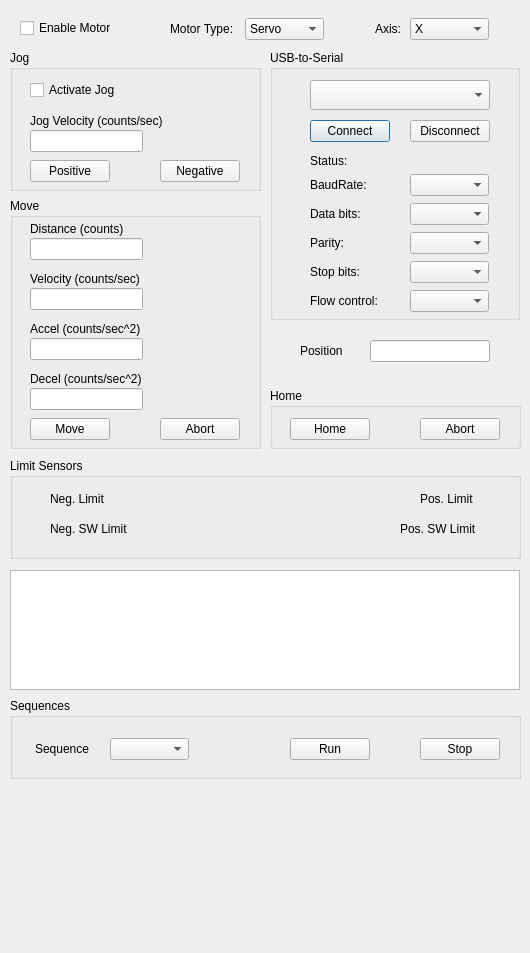
Qt form MotionClient.ui (bobe-kui/MotionClient) before a commit.
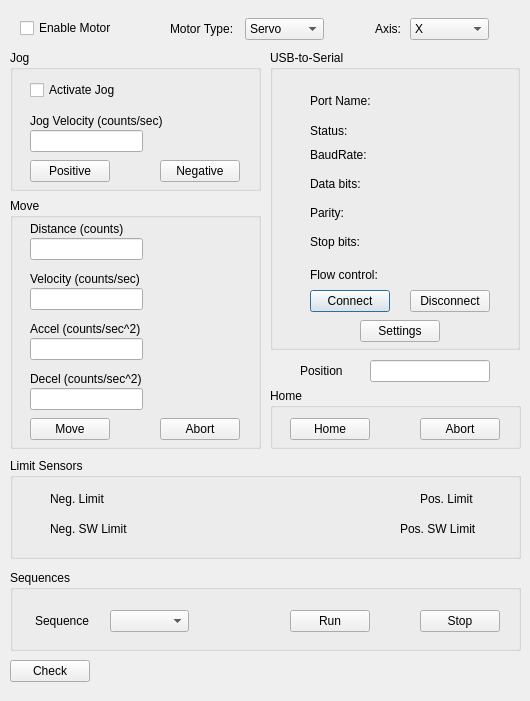
The same form after that commit.

Commit message: Settings window added - needs to be connected to main window

The edit to the form file:
```diff
--- a/MotionClient.ui
+++ b/MotionClient.ui
@@ -7,7 +7,7 @@
     <x>0</x>
     <y>0</y>
     <width>530</width>
-    <height>953</height>
+    <height>701</height>
    </rect>
   </property>
   <property name="windowTitle">
@@ -25,7 +25,7 @@
      <x>270</x>
      <y>50</y>
      <width>250</width>
-     <height>270</height>
+     <height>300</height>
     </rect>
    </property>
    <property name="title">
@@ -35,7 +35,7 @@
     <property name="geometry">
      <rect>
       <x>40</x>
-      <y>70</y>
+      <y>240</y>
       <width>80</width>
       <height>22</height>
      </rect>
@@ -48,7 +48,7 @@
     <property name="geometry">
      <rect>
       <x>140</x>
-      <y>70</y>
+      <y>240</y>
       <width>80</width>
       <height>22</height>
      </rect>
@@ -57,75 +57,25 @@
      <string>Disconnect</string>
     </property>
    </widget>
-   <widget class="QComboBox" name="ComboBox_SerialPort">
-    <property name="geometry">
-     <rect>
-      <x>40</x>
-      <y>30</y>
-      <width>180</width>
-      <height>30</height>
-     </rect>
-    </property>
-   </widget>
    <widget class="QLabel" name="flowControlLabel">
     <property name="geometry">
      <rect>
       <x>40</x>
-      <y>240</y>
-      <width>77</width>
-      <height>22</height>
+      <y>210</y>
+      <width>180</width>
+      <height>30</height>
      </rect>
     </property>
     <property name="text">
      <string>Flow control:</string>
     </property>
    </widget>
-   <widget class="QComboBox" name="baudRateBox">
-    <property name="geometry">
-     <rect>
-      <x>140</x>
-      <y>124</y>
-      <width>79</width>
-      <height>22</height>
-     </rect>
-    </property>
-   </widget>
-   <widget class="QComboBox" name="dataBitsBox">
-    <property name="geometry">
-     <rect>
-      <x>140</x>
-      <y>153</y>
-      <width>79</width>
-      <height>22</height>
-     </rect>
-    </property>
-   </widget>
-   <widget class="QComboBox" name="flowControlBox">
-    <property name="geometry">
-     <rect>
-      <x>140</x>
-      <y>240</y>
-      <width>79</width>
-      <height>22</height>
-     </rect>
-    </property>
-   </widget>
-   <widget class="QComboBox" name="parityBox">
-    <property name="geometry">
-     <rect>
-      <x>140</x>
-      <y>182</y>
-      <width>79</width>
-      <height>22</height>
-     </rect>
-    </property>
-   </widget>
    <widget class="QLabel" name="dataBitsLabel">
     <property name="geometry">
      <rect>
       <x>40</x>
-      <y>153</y>
-      <width>77</width>
+      <y>123</y>
+      <width>180</width>
       <height>22</height>
      </rect>
     </property>
@@ -137,8 +87,8 @@
     <property name="geometry">
      <rect>
       <x>40</x>
-      <y>211</y>
-      <width>77</width>
+      <y>181</y>
+      <width>180</width>
       <height>22</height>
      </rect>
     </property>
@@ -146,22 +96,12 @@
      <string>Stop bits:</string>
     </property>
    </widget>
-   <widget class="QComboBox" name="stopBitsBox">
-    <property name="geometry">
-     <rect>
-      <x>140</x>
-      <y>211</y>
-      <width>79</width>
-      <height>22</height>
-     </rect>
-    </property>
-   </widget>
    <widget class="QLabel" name="parityLabel">
     <property name="geometry">
      <rect>
       <x>40</x>
-      <y>182</y>
-      <width>77</width>
+      <y>152</y>
+      <width>180</width>
       <height>22</height>
      </rect>
     </property>
@@ -173,8 +113,8 @@
     <property name="geometry">
      <rect>
       <x>40</x>
-      <y>124</y>
-      <width>77</width>
+      <y>94</y>
+      <width>180</width>
       <height>22</height>
      </rect>
     </property>
@@ -186,7 +126,7 @@
     <property name="geometry">
      <rect>
       <x>40</x>
-      <y>100</y>
+      <y>70</y>
       <width>180</width>
       <height>22</height>
      </rect>
@@ -195,6 +135,32 @@
      <string>Status:</string>
     </property>
    </widget>
+   <widget class="QPushButton" name="settingsButton">
+    <property name="geometry">
+     <rect>
+      <x>90</x>
+      <y>270</y>
+      <width>80</width>
+      <height>22</height>
+     </rect>
+    </property>
+    <property name="text">
+     <string>Settings</string>
+    </property>
+   </widget>
+   <widget class="QLabel" name="statusLabel_2">
+    <property name="geometry">
+     <rect>
+      <x>40</x>
+      <y>40</y>
+      <width>180</width>
+      <height>22</height>
+     </rect>
+    </property>
+    <property name="text">
+     <string>Port Name:</string>
+    </property>
+   </widget>
   </widget>
   <widget class="QCheckBox" name="CheckBox_EnableMotor">
    <property name="geometry">
@@ -529,7 +495,7 @@
    <property name="geometry">
     <rect>
      <x>300</x>
-     <y>340</y>
+     <y>360</y>
      <width>61</width>
      <height>22</height>
     </rect>
@@ -542,7 +508,7 @@
    <property name="geometry">
     <rect>
      <x>370</x>
-     <y>340</y>
+     <y>360</y>
      <width>120</width>
      <height>22</height>
     </rect>
@@ -626,7 +592,7 @@
    <property name="geometry">
     <rect>
      <x>10</x>
-     <y>698</y>
+     <y>570</y>
      <width>511</width>
      <height>81</height>
     </rect>
@@ -684,15 +650,18 @@
     </property>
    </widget>
   </widget>
-  <widget class="QPlainTextEdit" name="console">
+  <widget class="QPushButton" name="checkButton">
    <property name="geometry">
     <rect>
      <x>10</x>
-     <y>570</y>
-     <width>510</width>
-     <height>120</height>
+     <y>660</y>
+     <width>80</width>
+     <height>22</height>
     </rect>
    </property>
+   <property name="text">
+    <string>Check</string>
+   </property>
   </widget>
  </widget>
  <resources/>
```
Left out of the diff: 2 changed lines with no effect on the pictures. The commit also changes 6 other files.
